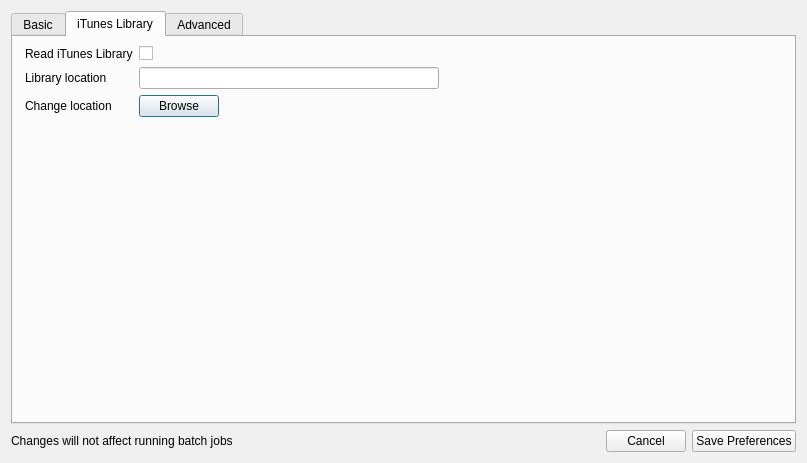
Qt form prefsdialog.ui (ibsh/is_KeyFinder) before a commit.
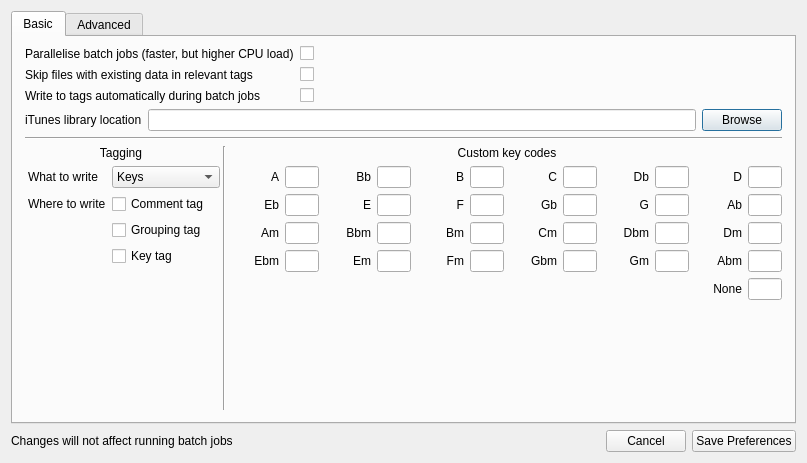
The same form after that commit. The open tabs and pages were chosen to show the change.

Commit message: Switched library to QListWidget

```diff
--- a/prefsdialog.ui
+++ b/prefsdialog.ui
@@ -85,6 +85,40 @@
          </item>
         </layout>
        </item>
+       <item>
+        <layout class="QGridLayout" name="gridLayoutLibrary">
+         <item row="0" column="0">
+          <widget class="QLabel" name="lbl_iTunesLibrary">
+           <property name="text">
+            <string>iTunes library location</string>
+           </property>
+          </widget>
+         </item>
+         <item row="0" column="1">
+          <widget class="QLineEdit" name="iTunesLibraryPath">
+           <property name="minimumSize">
+            <size>
+             <width>300</width>
+             <height>0</height>
+            </size>
+           </property>
+           <property name="frame">
+            <bool>true</bool>
+           </property>
+           <property name="readOnly">
+            <bool>true</bool>
+           </property>
+          </widget>
+         </item>
+         <item row="0" column="2">
+          <widget class="QPushButton" name="findITunesLibraryButton">
+           <property name="text">
+            <string>Browse</string>
+           </property>
+          </widget>
+         </item>
+        </layout>
+       </item>
        <item>
         <widget class="Line" name="line">
          <property name="orientation">
@@ -969,80 +1003,6 @@
        </item>
       </layout>
      </widget>
-     <widget class="QWidget" name="tab_iTunes">
-      <attribute name="title">
-       <string>iTunes Library</string>
-      </attribute>
-      <layout class="QVBoxLayout" name="iTunesTabVerticalLayout">
-       <property name="leftMargin">
-        <number>12</number>
-       </property>
-       <property name="rightMargin">
-        <number>12</number>
-       </property>
-       <property name="bottomMargin">
-        <number>12</number>
-       </property>
-       <item>
-        <layout class="QFormLayout" name="formLayout">
-         <property name="fieldGrowthPolicy">
-          <enum>QFormLayout::FieldsStayAtSizeHint</enum>
-         </property>
-         <item row="0" column="0">
-          <widget class="QLabel" name="lbl_readiTunesLibrary">
-           <property name="text">
-            <string>Read iTunes Library</string>
-           </property>
-          </widget>
-         </item>
-         <item row="0" column="1">
-          <widget class="QCheckBox" name="readITunesLibrary">
-           <property name="text">
-            <string/>
-           </property>
-          </widget>
-         </item>
-         <item row="1" column="0">
-          <widget class="QLabel" name="lbl_iTunesLibraryPath">
-           <property name="text">
-            <string>Library location</string>
-           </property>
-          </widget>
-         </item>
-         <item row="1" column="1">
-          <widget class="QLineEdit" name="iTunesLibraryPath">
-           <property name="minimumSize">
-            <size>
-             <width>300</width>
-             <height>0</height>
-            </size>
-           </property>
-           <property name="frame">
-            <bool>true</bool>
-           </property>
-           <property name="readOnly">
-            <bool>true</bool>
-           </property>
-          </widget>
-         </item>
-         <item row="2" column="1">
-          <widget class="QPushButton" name="findITunesLibraryButton">
-           <property name="text">
-            <string>Browse</string>
-           </property>
-          </widget>
-         </item>
-         <item row="2" column="0">
-          <widget class="QLabel" name="lbl_findITunesLibrary">
-           <property name="text">
-            <string>Change location</string>
-           </property>
-          </widget>
-         </item>
-        </layout>
-       </item>
-      </layout>
-     </widget>
      <widget class="QWidget" name="tab_advanced">
       <attribute name="title">
        <string>Advanced</string>
```
The commit also changes 7 other files.
